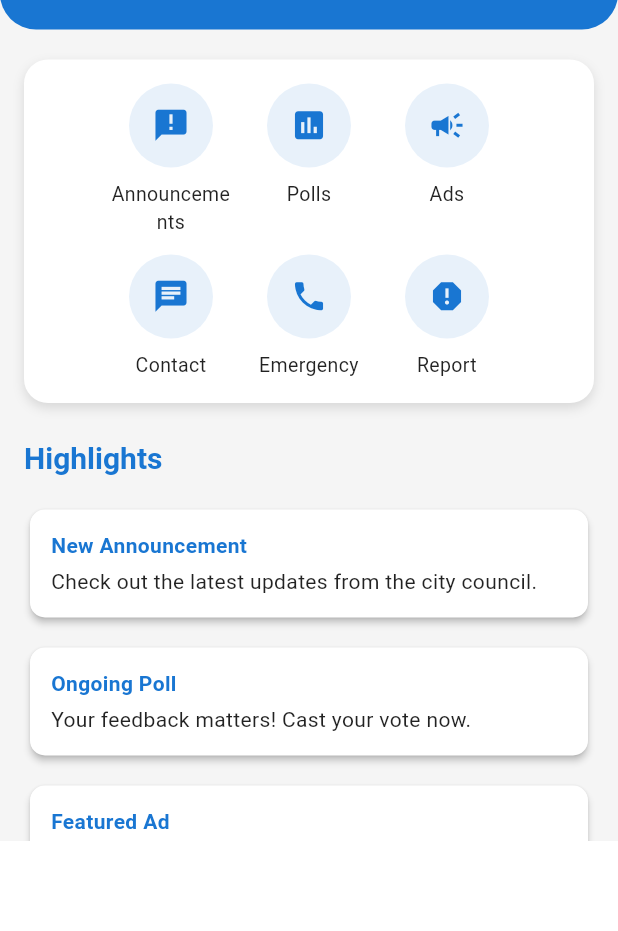
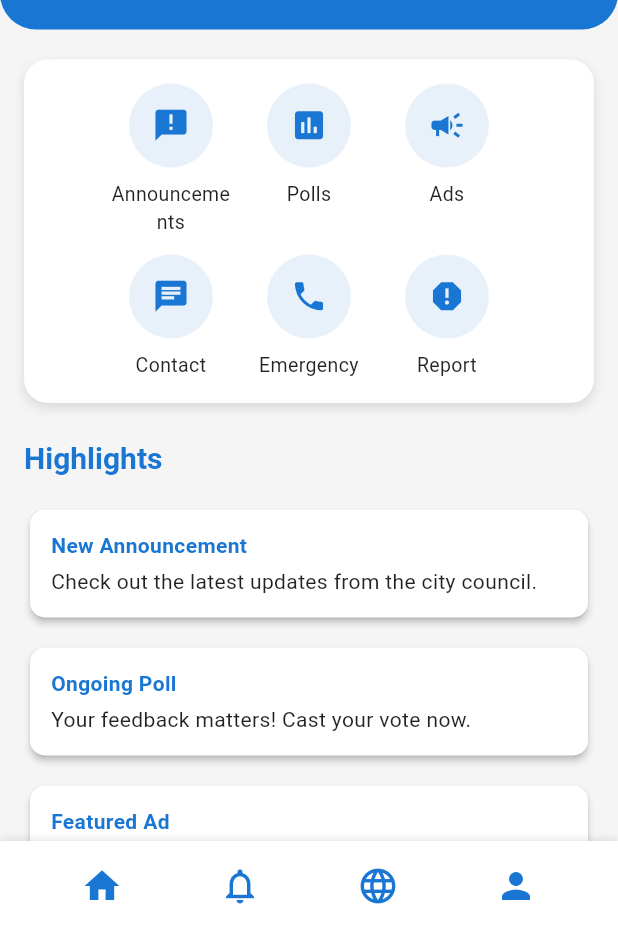
Before and after one commit to farahh212/Nashra-App, a Flutter app: the HomeScreen screen opened by its route, on a phone screen of 412 x 824 dp, the part 305-1236 px from its top. Run offline on Flutter 3.47's test engine with Material 3 defaults, Android fonts, the light colour scheme and no system bars; our stand-ins replace cloud_firestore, file_picker, firebase_auth, firebase_core, firebase_database, firebase_messaging and 9 more; missing offline and left inert: firebase_app_check, syncfusion_flutter_pdfviewer; accounts and stored records are empty; generated files the repository leaves out were written again; network calls fail.

Commit message:
fix :bottom navigation

```diff
--- a/lib/widgets/bottom_navigation_bar.dart
+++ b/lib/widgets/bottom_navigation_bar.dart
@@ -11,20 +11,25 @@ class CustomBottomNavigationBar extends StatelessWidget {
     final languageProvider = Provider.of<LanguageProvider>(context);
     final theme = Theme.of(context);
     final isDark = theme.brightness == Brightness.dark;
-    final primaryColor = isDark ? Color(0xFF64B5F6) : Colors.white;
+    final primaryColor = isDark ? Color(0xFF64B5F6) : Color(0xFF1976D2);
+
     return Container(
       height: 60,
       decoration: BoxDecoration(
-        color: theme.colorScheme.surface,
-        border: Border(
-          top: BorderSide(color: primaryColor, width: 1),
-        ),
+        color: isDark ? theme.colorScheme.surface : Colors.white,
+        boxShadow: [
+          BoxShadow(
+            color: Colors.black12,
+            blurRadius: 4,
+            offset: Offset(0, -1),
+          ),
+        ],
       ),
       child: Row(
         mainAxisAlignment: MainAxisAlignment.spaceEvenly,
         children: [
           IconButton(
-            icon: Icon(Icons.home, color: primaryColor, size: 28),
+            icon: Icon(Icons.home, color:  Color(0xFF1976D2), size: 28),
             onPressed: () {
               Navigator.pushNamed(context, '/home');
             },
```
